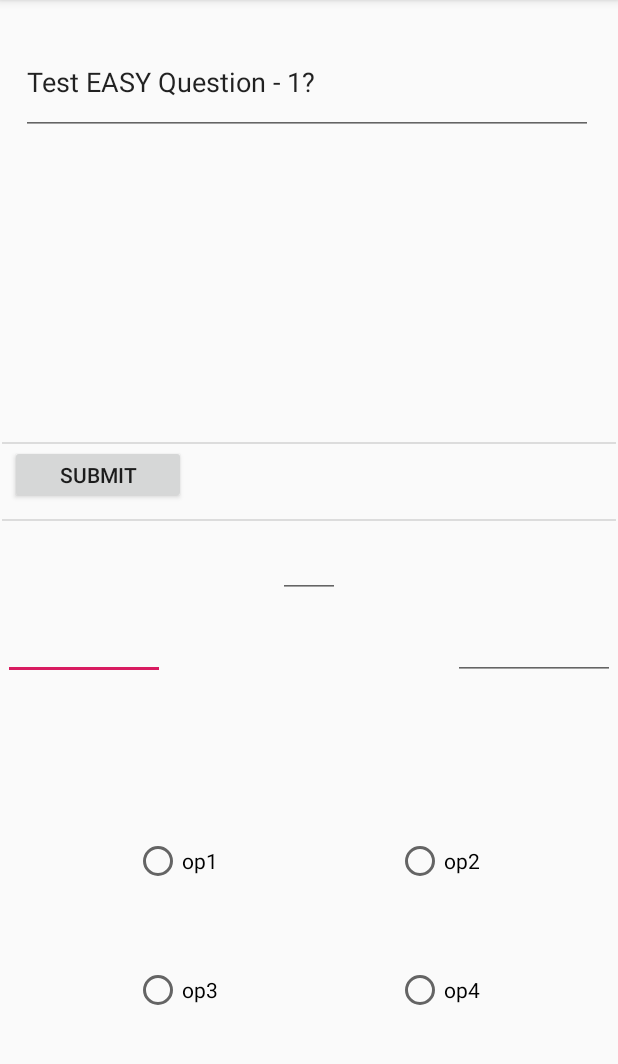
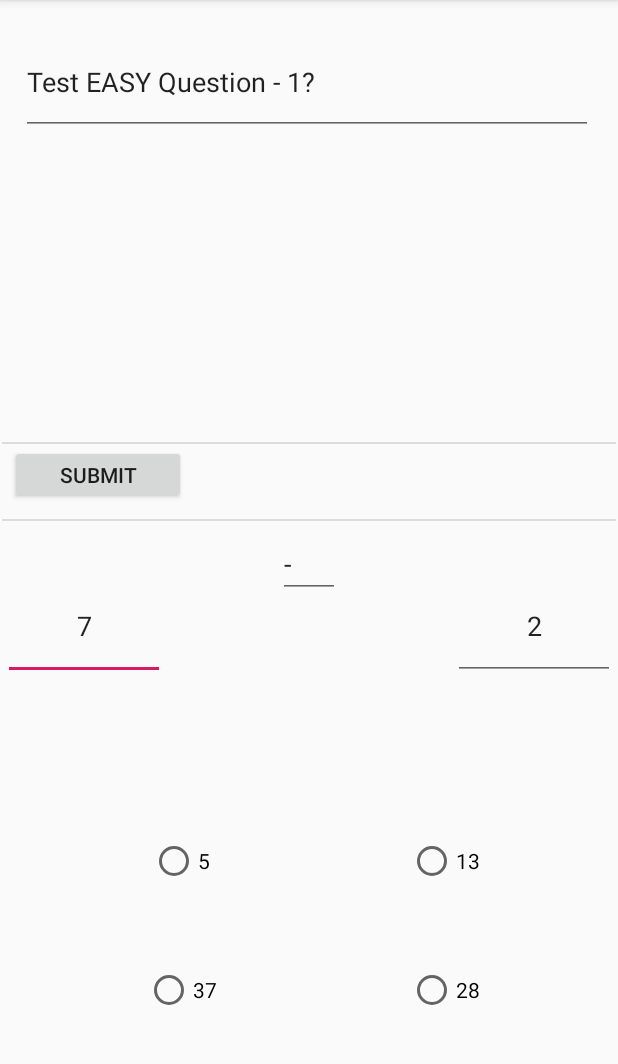
Before and after one commit to proximacentauriez/Covidinteractivegame, an Android app: the screen it shows after launch (GameActivity), after a tap on "START GAME", on a phone screen of 412 x 824 dp, the part 84-1148 px from its top. Run offline under Robolectric (Android 15) with nearby library versions, the phone set to English and light mode, and no system bars; our stand-ins replace AdMob.

```diff
--- a/CovidInteractive/app/src/main/java/com/example/covidinteractive/GameActivity.java
+++ b/CovidInteractive/app/src/main/java/com/example/covidinteractive/GameActivity.java
@@ -39,6 +39,7 @@ public class GameActivity extends AppCompatActivity {
     private RadioButton radioButton4;
     private Button submitbutton;
 
+    MathWorker MW = new MathWorker();
 
     @Override
     protected void onCreate(Bundle savedInstanceState) {
@@ -49,6 +50,7 @@ public class GameActivity extends AppCompatActivity {
 //        List<Integer> difficultQidx = pickQuestionsForQuiz(2, MainActivity.QuizQuestionsDifficult);
 
         displayQuizTop(easyQidx, moderateQidx);
+        Mathpartdisplay();
     }
 
     public void displayQuizTop(List<Integer> easyQidx, List<Integer>moderateQidx){
@@ -94,12 +96,16 @@ public class GameActivity extends AppCompatActivity {
         return idxQnA;
     }
 
-
     public void Mathpartdisplay(){
 
+        MW.BottomPart();
+
         int int1gui = MathWorker.int1;
-//        String oper = Mathworker
         int int2gui = MathWorker.int2;
+
+        number1 = (TextView)findViewById(R.id.number1);
+        number2 = (TextView)findViewById(R.id.number2);
+        operator = (TextView)findViewById(R.id.operator);
 
         number1.setText(Integer.toString(int1gui));
         number2.setText(Integer.toString(int2gui));
@@ -107,10 +113,16 @@ public class GameActivity extends AppCompatActivity {
 
 //        RadioGroup TXMgroup = new RadioGroup();
 
-        radioButton1.setText(MathWorker.arr[0]);
-        radioButton2.setText(MathWorker.arr[1]);
-        radioButton3.setText(MathWorker.arr[2]);
-        radioButton4.setText(MathWorker.arr[3]);
+        radioButton1 = (RadioButton) findViewById(R.id.radioButton1);
+        radioButton2 = (RadioButton) findViewById(R.id.radioButton2);
+        radioButton3 = (RadioButton) findViewById(R.id.radioButton3);
+        radioButton4 = (RadioButton) findViewById(R.id.radioButton4);
+
+        radioButton1.setText(Integer.toString(MathWorker.uniqueNumbers.get(0)));
+        radioButton2.setText(Integer.toString(MathWorker.uniqueNumbers.get(1)));
+        radioButton3.setText(Integer.toString(MathWorker.uniqueNumbers.get(2)));
+        radioButton4.setText(Integer.toString(MathWorker.uniqueNumbers.get(3)));
 
     }
+
 }
--- a/CovidInteractive/app/src/main/java/com/example/covidinteractive/MathWorker.java
+++ b/CovidInteractive/app/src/main/java/com/example/covidinteractive/MathWorker.java
@@ -1,5 +1,8 @@
 package com.example.covidinteractive;
 
+import java.util.ArrayList;
+import java.util.Collections;
+import java.util.List;
 import java.util.Random;
 
 public class MathWorker {
@@ -9,7 +12,9 @@ public class MathWorker {
     public static int int2;
     public static String operator;
     public static int answer;
-    public static int[] arr;
+    public static int[] arr = new int[4];
+
+    public static List<Integer> uniqueNumbers = new ArrayList<>();
 
     public void BottomPart() {
 
@@ -60,38 +65,54 @@ public class MathWorker {
                 operator = "*";
                 break;
         }
+        AddNumberToList(answer);
+        int ans1 = 0;
+        while (true) {
+            if(uniqueNumbers.size() == 4)
+                break;
+            ans1 = rand.nextInt(99);
 
-        int ans1 = rand.nextInt(9) + answer;
-        int ans2 = rand.nextInt(9) - answer;
-        int ans3 = rand.nextInt(9) * answer;
+            AddNumberToList(ans1);
 
-        int opt1 = rand.nextInt(3);
-        arr[opt1] = ans1;
 
-        int opt2 = rand.nextInt(3);
-
-        while (opt1 == opt2) {
-            opt2 = rand.nextInt(3);
         }
 
-        arr[opt2] = ans2;
+        Collections.shuffle(uniqueNumbers);
 
-        int opt3 = rand.nextInt(3);
 
-        while ((opt3 == opt2) || (opt1 == opt3) ) {
-            opt3 = rand.nextInt(3);
-        }
-
-        arr[opt3] = ans3;
-
-        int opt4 = rand.nextInt(3);
-
-        while ((opt4 == opt2) || (opt1 == opt4) || (opt3 == opt4) ) {
-            opt4 = rand.nextInt(3);
-        }
-
-        arr[opt4] = answer;
+//        int opt1 = rand.nextInt(3);
+//        arr[opt1] = ans1;
+//
+//        int opt2 = rand.nextInt(3);
+//
+//        while (opt1 == opt2) {
+//            opt2 = rand.nextInt(3);
+//        }
+//
+//        arr[opt2] = ans2;
+//
+//        int opt3 = rand.nextInt(3);
+//
+//        while ((opt3 == opt2) || (opt1 == opt3) ) {
+//            opt3 = rand.nextInt(3);
+//        }
+//
+//        arr[opt3] = ans3;
+//
+//        int opt4 = rand.nextInt(3);
+//
+//        while ((opt4 == opt2) || (opt1 == opt4) || (opt3 == opt4) ) {
+//            opt4 = rand.nextInt(3);
+//        }
+//
+//        arr[opt4] = answer;
 
     }
 
+    public void AddNumberToList(int num)
+    {
+        if(!uniqueNumbers.contains(num)) {
+            uniqueNumbers.add(num);
+        }
+    }
 }
--- a/CovidInteractive/app/src/main/res/layout/activity_game.xml
+++ b/CovidInteractive/app/src/main/res/layout/activity_game.xml
@@ -70,6 +70,7 @@
         android:layout_marginTop="32dp"
         android:layout_marginEnd="75dp"
         android:layout_marginBottom="50dp"
+        android:gravity="center"
         android:ems="10"
         android:inputType="number"
         app:layout_constraintBottom_toTopOf="@+id/radioButton1"
@@ -85,6 +86,7 @@
         android:layout_marginTop="32dp"
         android:layout_marginEnd="28dp"
         android:layout_marginBottom="50dp"
+        android:gravity="center"
         android:ems="10"
         android:inputType="number"
         app:layout_constraintBottom_toTopOf="@+id/radioButton2"
```
